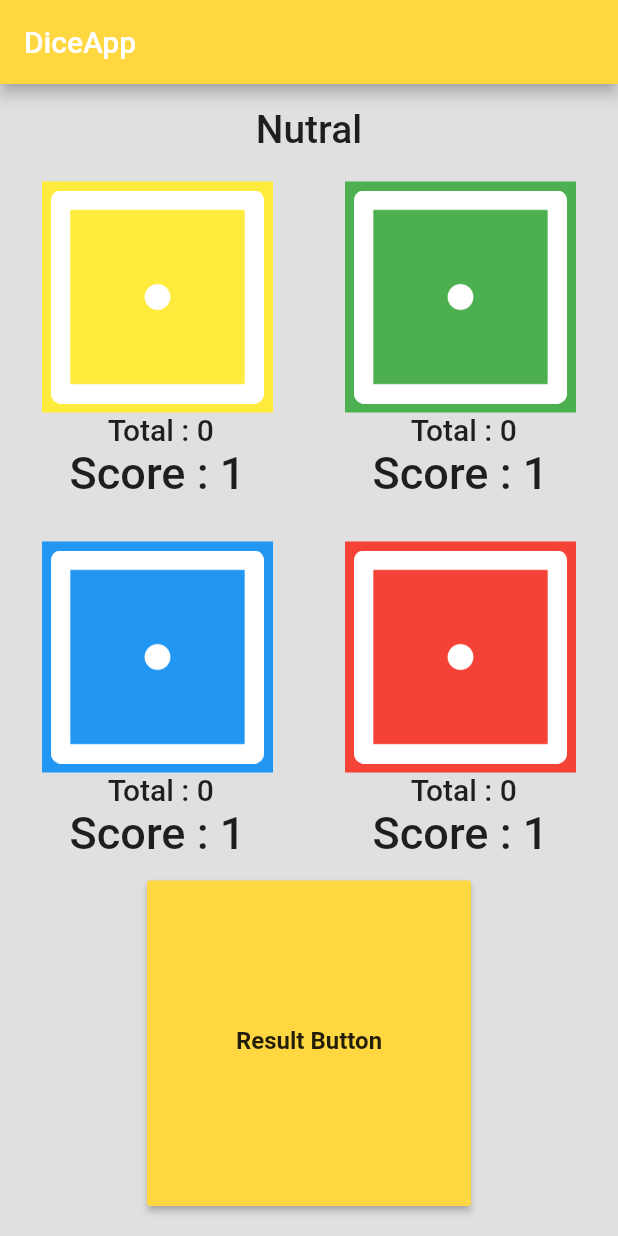
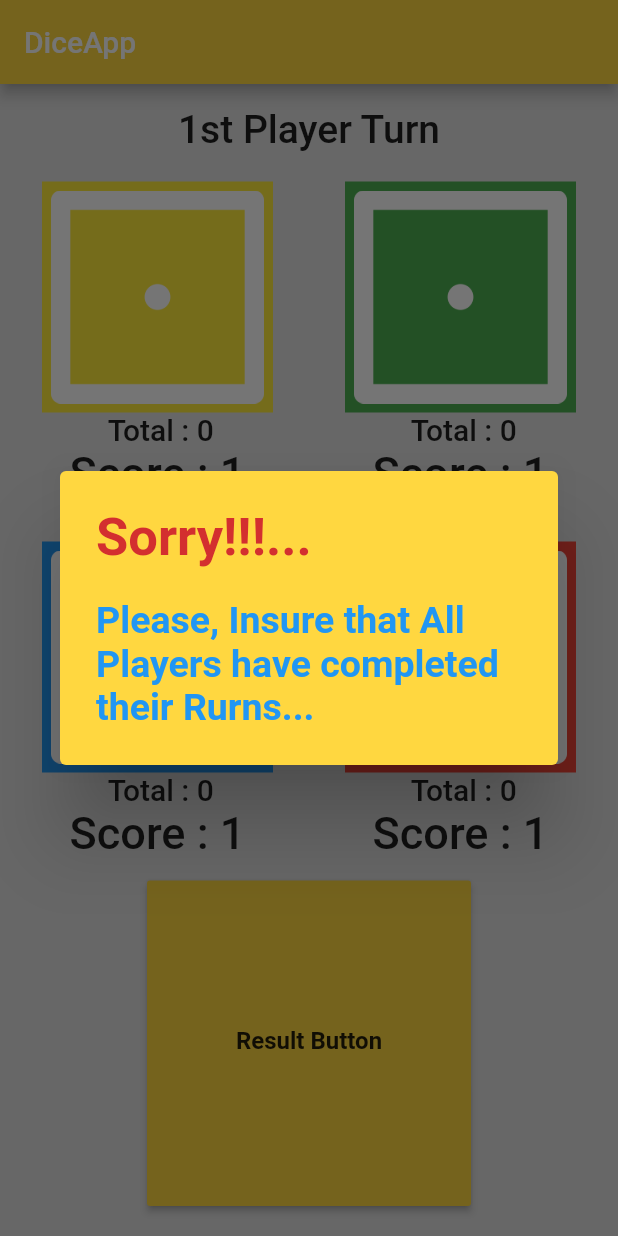
Before and after one commit to aliahsan786/ProfilePage, a Flutter app: the screen it shows after launch, after a tap on "Result Button", on a phone screen of 412 x 824 dp. Run offline on Flutter 3.47's test engine with Material 2 defaults, Android fonts, the phone set to English and light mode, and no system bars.

Commit message:
6 to repeat
Now i am setting to repeat the turn if dice to come 6 number...

```diff
--- a/Dice Application/lib/main.dart
+++ b/Dice Application/lib/main.dart
@@ -12,13 +12,20 @@ void result(String name, BuildContext context) {
   showDialog(
       context: context,
       builder: (_) => AlertDialog(
+            backgroundColor: Colors.amberAccent,
             title: Text(
               'Results',
-              style: TextStyle(color: Colors.red.shade700),
+              style: TextStyle(
+                  color: Colors.red.shade700,
+                  fontSize: 35,
+                  fontWeight: FontWeight.w600),
             ),
             content: Text(
               'Winner is $name',
-              style: TextStyle(color: Colors.blue),
+              style: TextStyle(
+                  color: Colors.blue,
+                  fontSize: 25,
+                  fontWeight: FontWeight.w600),
             ),
           ));
 }
@@ -44,20 +51,20 @@ class DiceApp extends StatefulWidget {
 }
 
 class _DiceAppState extends State<DiceApp> {
-  int index1 = 0;
+  int index1 = 1;
   int number1 = 1;
   int total1 = 0;
-  int index2 = 0;
+  int index2 = 1;
   int number2 = 1;
   int total2 = 0;
-  int index3 = 0;
+  int index3 = 1;
   int number3 = 1;
   int total3 = 0;
-  int index4 = 0;
+  int index4 = 1;
   int number4 = 1;
   int total4 = 0;
   int flage = 1;
-  String player = 'Nutral';
+  String player = '1st Player Turn';
   @override
   Widget build(BuildContext context) {
     return Scaffold(
@@ -100,13 +107,6 @@ class _DiceAppState extends State<DiceApp> {
                               left: 14, right: 14, bottom: 14),
                           child: Column(
                             children: [
-                              // Text(
-                              //   'Player 1',
-                              //   style: TextStyle(
-                              //     fontWeight: FontWeight.w500,
-                              //     fontSize: 26,
-                              //   ),
-                              // ),
                               Container(
                                 padding: EdgeInsets.all(6),
                                 color: Colors.yellow,
@@ -116,17 +116,20 @@ class _DiceAppState extends State<DiceApp> {
                                     if (flage == 1) {
                                       setState(
                                         () {
-                                          index1 = 1 + index1;
                                           if (index1 < 11) {
                                             number1 = Random().nextInt(6) + 1;
-
                                             total1 = number1 + total1;
-
                                             print(index1);
                                             print(number1);
                                             print(total1);
+                                            if (number1 == 6) {
+                                              flage = 1;
+                                              player = 'Again 1nd Player Turn';
+                                            } else {
                                               flage = 2;
                                               player = '2nd Player Turn';
+                                              index1 = 1 + index1;
+                                            }
                                           }
                                         },
                                       );
@@ -157,17 +160,20 @@ class _DiceAppState extends State<DiceApp> {
                                     if (flage == 2) {
                                       setState(
                                         () {
-                                          index2 = 1 + index2;
                                           if (index2 < 10) {
                                             number2 = Random().nextInt(6) + 1;
-
                                             total2 = number2 + total2;
-
                                             print(index2);
                                             print(number2);
                                             print(total2);
+                                            if (number2 == 6) {
+                                              flage = 2;
+                                              player = 'Again 2nd Player Turn';
+                                            } else {
                                               flage = 3;
-                                            player = '3rd Player Turn';
+                                              player = '3nd Player Turn';
+                                              index2 = 1 + index1;
+                                            }
                                           }
                                         },
                                       );
@@ -198,17 +204,20 @@ class _DiceAppState extends State<DiceApp> {
                                     if (flage == 3) {
                                       setState(
                                         () {
-                                          index3 = 1 + index3;
                                           if (index3 < 10) {
                                             number3 = Random().nextInt(6) + 1;
-
                                             total3 = number3 + total3;
-
                                             print(index3);
                                             print(number3);
                                             print(total3);
+                                            if (number3 == 6) {
+                                              flage = 3;
+                                              player = 'Again 3nd Player Turn';
+                                            } else {
                                               flage = 4;
-                                            player = '4th Player Turn';
+                                              player = '4nd Player Turn';
+                                              index3 = 1 + index1;
+                                            }
                                           }
                                         },
                                       );
@@ -238,17 +247,20 @@ class _DiceAppState extends State<DiceApp> {
                                     if (flage == 4) {
                                       setState(
                                         () {
-                                          index4 = 1 + index4;
                                           if (index4 < 10) {
                                             number4 = Random().nextInt(6) + 1;
-
                                             total4 = number4 + total4;
-
                                             print(index4);
                                             print(number4);
                                             print(total4);
+                                            if (number4 == 6) {
+                                              flage = 4;
+                                              player = 'Again 4nd Player Turn';
+                                            } else {
                                               flage = 1;
-                                            player = '1st Player Turn';
+                                              player = '1nd Player Turn';
+                                              index4 = 1 + index1;
+                                            }
                                           }
                                         },
                                       );
@@ -285,17 +297,50 @@ class _DiceAppState extends State<DiceApp> {
                     ),
                   ),
                   onPressed: () {
-                    if (total1 > total2 && total1 > total3 && total1 > total4) {
+                    if (index1 == 10 &&
+                        index2 == 10 &&
+                        index3 == 10 &&
+                        index4 == 10) {
+                      if (total1 > total2 &&
+                          total1 > total3 &&
+                          total1 > total4) {
                         result('player1', context);
                       }
-                    if (total2 > total1 && total2 > total3 && total2 > total4) {
+                      if (total2 > total1 &&
+                          total2 > total3 &&
+                          total2 > total4) {
                         result('player2', context);
                       }
-                    if (total3 > total2 && total3 > total1 && total3 > total4) {
+                      if (total3 > total2 &&
+                          total3 > total1 &&
+                          total3 > total4) {
                         result('player3', context);
                       }
-                    if (total4 > total2 && total4 > total3 && total4 > total1) {
+                      if (total4 > total2 &&
+                          total4 > total3 &&
+                          total4 > total1) {
                         result('player4', context);
+                      }
+                    } else {
+                      showDialog(
+                          context: context,
+                          builder: (_) => AlertDialog(
+                                backgroundColor: Colors.amberAccent,
+                                title: Text(
+                                  'Sorry!!!...',
+                                  style: TextStyle(
+                                      color: Colors.red.shade700,
+                                      fontSize: 35,
+                                      fontWeight: FontWeight.w600),
+                                ),
+                                content: Text(
+                                  'Please, Insure that All Players have completed their Rurns...',
+                                  style: TextStyle(
+                                      color: Colors.blue,
+                                      fontSize: 25,
+                                      fontWeight: FontWeight.w600),
+                                ),
+                              ));
                     }
                   }),
             ),
```
Lines whose indentation alone changed are shown as unchanged.
